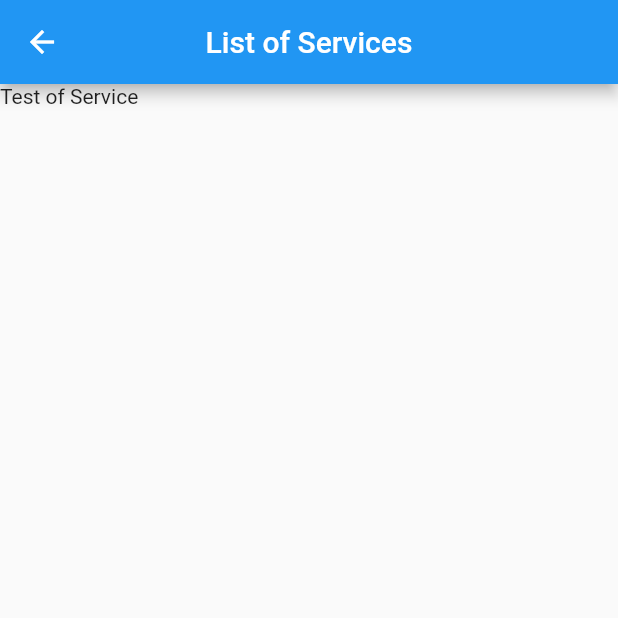
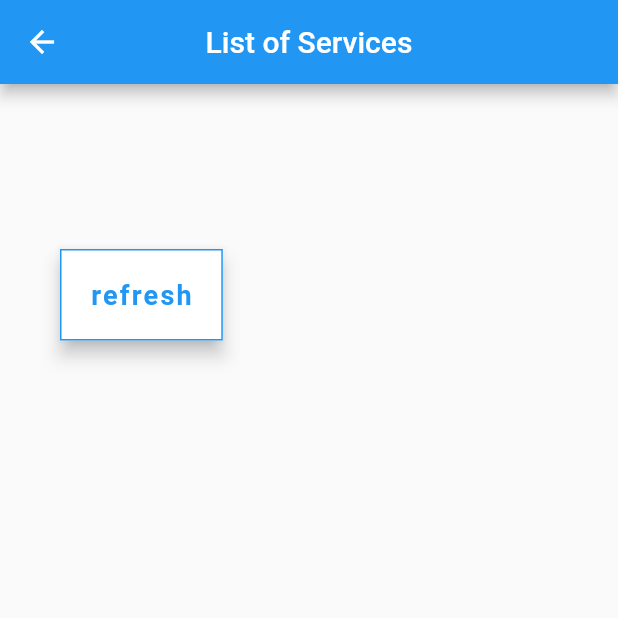
Before and after one commit to CSE-Courses/course-project-5braincells, a Flutter app: the ServiceList screen opened directly, on a phone screen of 412 x 824 dp, the top half of it. Run offline on Flutter 3.47's test engine with Material 2 defaults, Android fonts, the phone set to English and light mode, and no system bars; Roboto replaces fonts that are missing (OpenSans).

Commit message:
Added how to pull the service listing from the database to the instance

```diff
--- a/cse442_App/lib/service_list.dart
+++ b/cse442_App/lib/service_list.dart
@@ -1,4 +1,8 @@
+import 'dart:convert';
+
 import 'package:flutter/material.dart';
+import 'package:http/http.dart' as http;
+import 'userListings_model.dart';
 
 class ServiceList extends StatefulWidget {
   @override
@@ -6,6 +10,44 @@ class ServiceList extends StatefulWidget {
     // TODO: implement createState
     return ServiceListState();
   }
+}
+
+String test = "";
+Future<List<UserListingsModel>> getListing() async {
+    print("Getting listings");
+
+    final String apiUrl = "https://job-5cells.herokuapp.com/allListings";
+    final response = await http.get(apiUrl);
+
+      final String temp = response.body;
+      return userListingsModelFromJson(temp);
+}
+
+Widget testText() {
+  return Container(
+      child: RaisedButton(
+        elevation: 5.0,
+        onPressed: () async {
+          final List<UserListingsModel> testingUserList = await getListing();
+          print(testingUserList[0].jobType);
+        },
+        padding: EdgeInsets.all(20.0),
+        shape: RoundedRectangleBorder(
+            side: BorderSide(color: Colors.blue)
+        ),
+        color: Colors.white,
+        child: Text(
+          'refresh',
+          style: TextStyle(
+            color: Colors.blue,
+            letterSpacing: 1.5,
+            fontSize: 18.0,
+            fontWeight: FontWeight.bold,
+            fontFamily: 'OpenSans',
+          ),
+        ),
+      )
+  );
 }
 
 class ServiceListState extends State<ServiceList> {
@@ -16,11 +58,25 @@ class ServiceListState extends State<ServiceList> {
         title: Text("List of Services"),
         centerTitle: true,
       ),
-      body: ListView(
-        children: [
-          Text("Test of Service"),
-        ],
-      ),
+      body:Stack(
+        children: <Widget> [
+          Container(
+            height: double.infinity,
+            child: SingleChildScrollView(
+            padding: EdgeInsets.symmetric(
+              horizontal: 40.0,
+              vertical: 80.0,
+            ),
+            child: Column(
+              children: <Widget>[
+              SizedBox(height: 30.0),
+              testText(),
+              ]
+            ),
+          ),
+         )
+        ]
+      )
     );
   }
 }
```
Also changed, not shown: cse442_App/lib/userListings_model.dart (added, +98 -0 lines).
